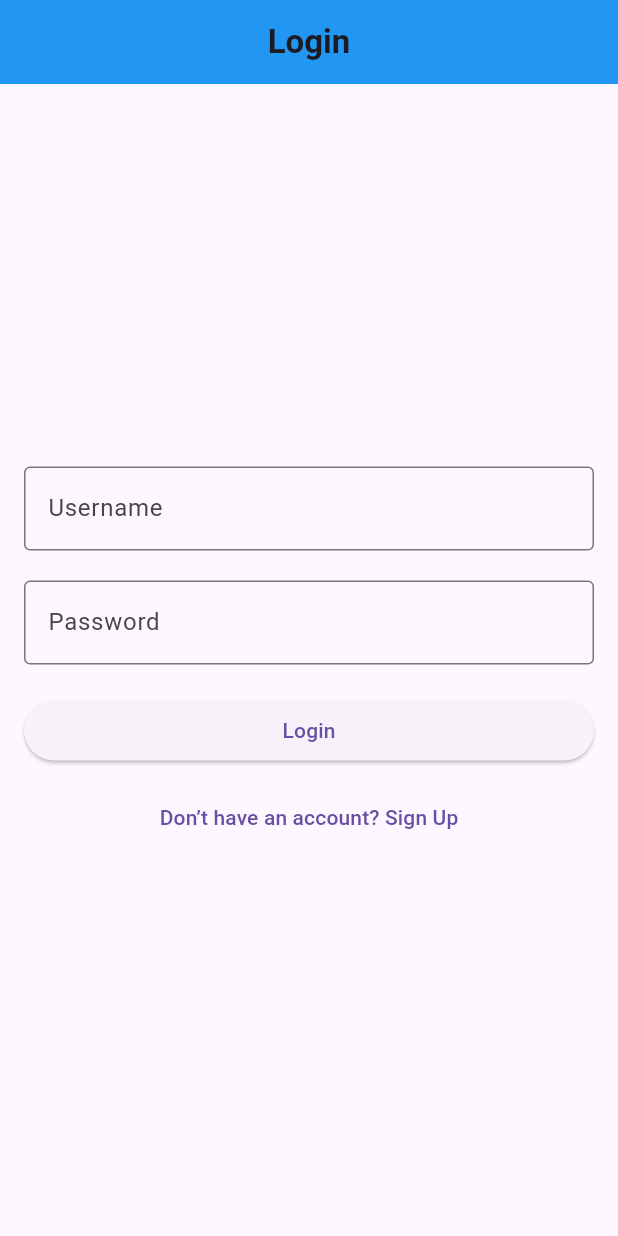
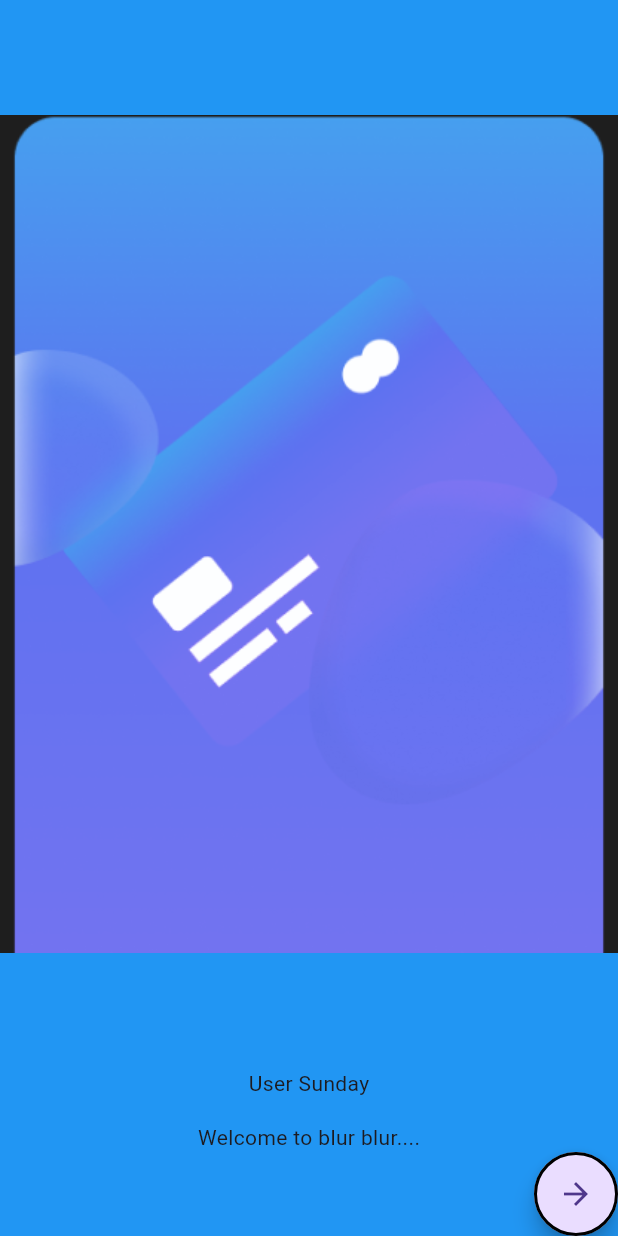
Before and after one commit to perinai/Mywallet, a Flutter app: the screen it shows after launch, on a phone screen of 412 x 824 dp. Run offline on Flutter 3.47's test engine with Material 3 defaults, Android fonts, the phone set to English and light mode, and no system bars.

Commit message:
implementing splashpage and navigation button to login screen

```diff
--- a/lib/main.dart
+++ b/lib/main.dart
@@ -1,7 +1,8 @@
 // ignore_for_file: library_private_types_in_public_api
 
 import 'package:flutter/material.dart';
-import 'package:my_pocket_wallet/screens/loginscreen.dart'; // Importing the Material package.
+import 'package:my_pocket_wallet/screens/loginscreen.dart';
+import 'package:my_pocket_wallet/screens/splashscreen.dart'; // Importing the Material package.
 
 void main() {
   runApp(const MyPocketWallet());
@@ -17,7 +18,7 @@ class MyPocketWallet extends StatelessWidget {
       debugShowCheckedModeBanner: false,
       title: 'My Pocket Wallet',
       theme: ThemeData(primarySwatch: Colors.blue),
-      home: const LoginPage(), // Initial screen.
+      home:  Splashscreen(), // Initial screen.
     );
   }
 }
--- a/lib/screens/paybills.dart
+++ b/lib/screens/paybills.dart
@@ -72,12 +72,12 @@ class _PayBillsPageState extends State<PayBillsPage> {
               items: const [
                 // Dropdown items for payment methods.
                 DropdownMenuItem(
+                  value: 'Bank Account',
                   child: Text('Bank Account'),
-                  value: 'Bank Account',
                 ),
                 DropdownMenuItem(
+                  value: 'Mobile Wallet',
                   child: Text('Mobile Wallet'),
-                  value: 'Mobile Wallet',
                 ),
               ],
               onChanged: (value) {
--- a/lib/screens/sendmoney.dart
+++ b/lib/screens/sendmoney.dart
@@ -73,12 +73,12 @@ class _SendMoneyPageState extends State<SendMoneyPage> {
               items: const [
                 // Dropdown items for selecting payment method.
                 DropdownMenuItem(
+                  value: 'Bank Account',
                   child: Text('Bank Account'),
-                  value: 'Bank Account',
                 ),
                 DropdownMenuItem(
+                  value: 'Mobile Wallet',
                   child: Text('Mobile Wallet'),
-                  value: 'Mobile Wallet',
                 ),
               ],
               onChanged: (value) {
--- /dev/null
+++ b/lib/screens/splashscreen.dart
@@ -0,0 +1,76 @@
+import 'package:flutter/material.dart';
+import 'package:my_pocket_wallet/screens/loginscreen.dart';
+
+
+class Splashscreen extends StatefulWidget {
+  Splashscreen({Key? key}) : super(key: key);
+
+  @override
+  _SplashscreenState createState() => _SplashscreenState();
+}
+
+class _SplashscreenState extends State<Splashscreen> {
+  @override
+  Widget build(BuildContext context) {
+    return SafeArea(
+        child: Scaffold(
+      backgroundColor: Colors.blue.shade500,
+      body: Column(
+        mainAxisAlignment: MainAxisAlignment.start,
+        children: [
+          Flexible(child: _topImageSection()),
+          _middleScreenText(),
+          _spashButton(context),
+        ],
+      ),
+    ));
+  }
+}
+
+Widget _topImageSection() {
+  return Container(
+    child: Center(child: Image.asset("assets/images/splash.png")),
+  );
+}
+
+Widget _middleScreenText() {
+  return Container(
+    child: Column(
+      children: [
+        Text("User Sunday"),
+        SizedBox(
+          height: 16,
+        ),
+        Text("Welcome to blur blur...."),
+      ],
+    ),
+  );
+}
+
+
+Widget _spashButton(context) {
+  return Container(
+    child: Row(
+      mainAxisAlignment: MainAxisAlignment.end,
+      children: [
+        FloatingActionButton(
+          shape: RoundedRectangleBorder(
+            borderRadius: BorderRadius.all(
+              Radius.circular(30),
+            ),
+            side: BorderSide(
+              width: 2.0,
+            ),
+          ),
+          onPressed: () {
+            Navigator.push(
+            context,
+            MaterialPageRoute(builder: (context) => const LoginPage()),
+          );
+          },
+          child: Icon(Icons.arrow_forward),
+        ),
+      ],
+    ),
+  );
+}
--- a/lib/screens/withdraw.dart
+++ b/lib/screens/withdraw.dart
@@ -25,7 +25,7 @@ class WithdrawScreen extends StatelessWidget {
             TextField(
               controller: amountController,
               keyboardType: TextInputType.number,
-              decoration: InputDecoration(
+              decoration: const InputDecoration(
                 border: OutlineInputBorder(),
                 hintText: 'Enter amount to withdraw',
               ),
@@ -69,7 +69,7 @@ class WithdrawScreen extends StatelessWidget {
                   } else {
                     ScaffoldMessenger.of(context).showSnackBar(
                       SnackBar(
-                        content: Text('Processing withdrawal of \$${amount}'),
+                        content: Text('Processing withdrawal of \$$amount'),
                       ),
                     );
                     // Add your withdrawal logic here
--- a/pubspec.yaml
+++ b/pubspec.yaml
@@ -38,8 +38,8 @@ flutter:
   uses-material-design: true
 
   # To add assets to your application, add an assets section, like this:
-  # assets:
-  #   - images/a_dot_burr.jpeg
+  assets:
+   - assets/images/
   #   - images/a_dot_ham.jpeg
 
   # An image asset can refer to one or more resolution-specific "variants", see
@@ -65,5 +65,3 @@ flutter:
   #       - asset: fonts/TrajanPro_Bold.ttf
   #         weight: 700
   #
-  # For details regarding fonts from package dependencies,
-  # see https://flutter.dev/to/font-from-package
```
Also changed, not shown: lib/screens/maindashboard.dart (+17 -11 lines), assets/images/splash.png (added).
